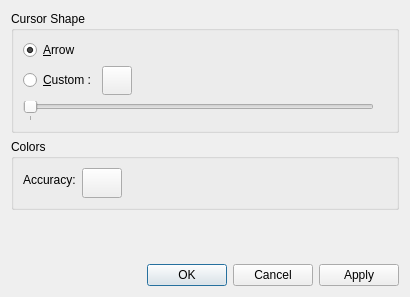
KDE/marble, file src/plugins/render/positionmarker/PositionMarkerConfigWidget.ui: the form before one commit.
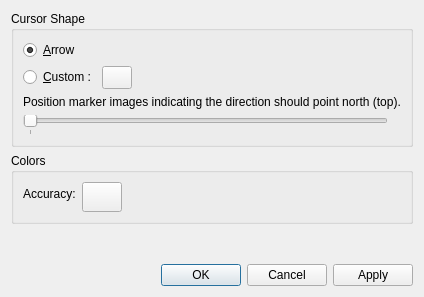
The form after the commit.

```diff
--- a/src/plugins/render/positionmarker/PositionMarkerConfigWidget.ui
+++ b/src/plugins/render/positionmarker/PositionMarkerConfigWidget.ui
@@ -89,6 +89,13 @@
         </item>
        </layout>
       </item>
+      <item>
+       <widget class="QLabel" name="label">
+        <property name="text">
+         <string>Position marker images indicating the direction should point north (top).</string>
+        </property>
+       </widget>
+      </item>
       <item>
        <layout class="QHBoxLayout" name="horizontalLayout_2">
         <property name="bottomMargin">
```
